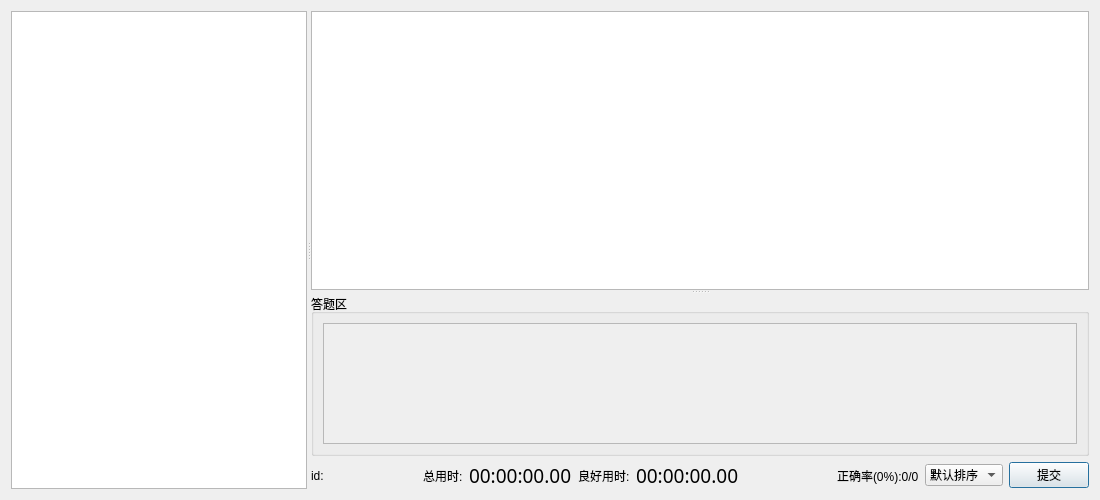
Before: the Qt Designer form ui/learningdialog.ui in DKLost/questions, drawn with Qt 5.
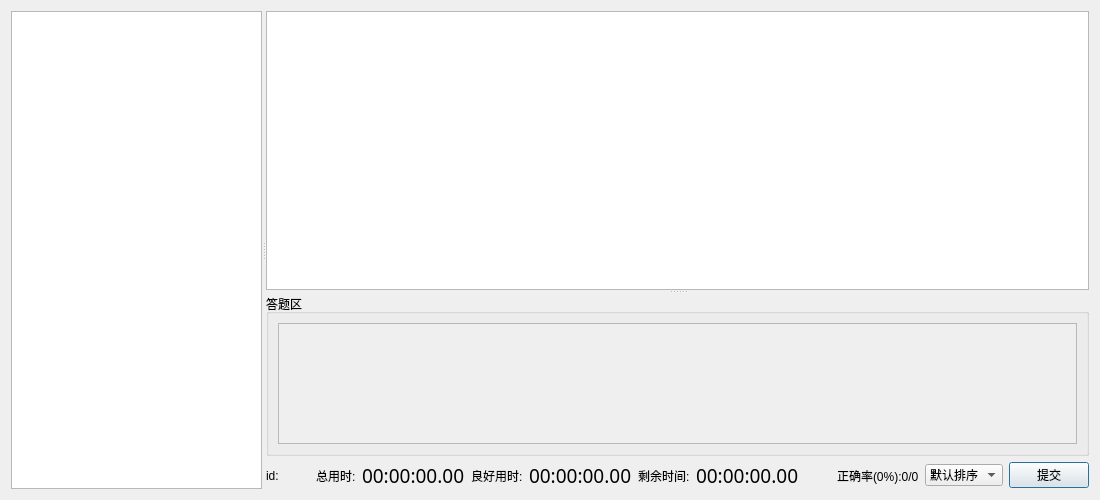
After: the same form once the commit is applied.

```diff
--- a/ui/learningdialog.ui
+++ b/ui/learningdialog.ui
@@ -62,6 +62,12 @@
          </item>
          <item>
           <widget class="QLabel" name="totalTimeLabel">
+           <property name="sizePolicy">
+            <sizepolicy hsizetype="Preferred" vsizetype="Preferred">
+             <horstretch>0</horstretch>
+             <verstretch>0</verstretch>
+            </sizepolicy>
+           </property>
            <property name="font">
             <font>
              <family>文泉驿等宽微米黑</family>
@@ -82,6 +88,38 @@
          </item>
          <item>
           <widget class="QLabel" name="totalGoodTimeLabel">
+           <property name="sizePolicy">
+            <sizepolicy hsizetype="Preferred" vsizetype="Preferred">
+             <horstretch>0</horstretch>
+             <verstretch>0</verstretch>
+            </sizepolicy>
+           </property>
+           <property name="font">
+            <font>
+             <family>文泉驿等宽微米黑</family>
+             <pointsize>14</pointsize>
+            </font>
+           </property>
+           <property name="text">
+            <string>00:00:00.00</string>
+           </property>
+          </widget>
+         </item>
+         <item>
+          <widget class="QLabel" name="label_4">
+           <property name="text">
+            <string>剩余时间:</string>
+           </property>
+          </widget>
+         </item>
+         <item>
+          <widget class="QLabel" name="remainingTimeLabel">
+           <property name="sizePolicy">
+            <sizepolicy hsizetype="Preferred" vsizetype="Preferred">
+             <horstretch>0</horstretch>
+             <verstretch>0</verstretch>
+            </sizepolicy>
+           </property>
            <property name="font">
             <font>
              <family>文泉驿等宽微米黑</family>
```
